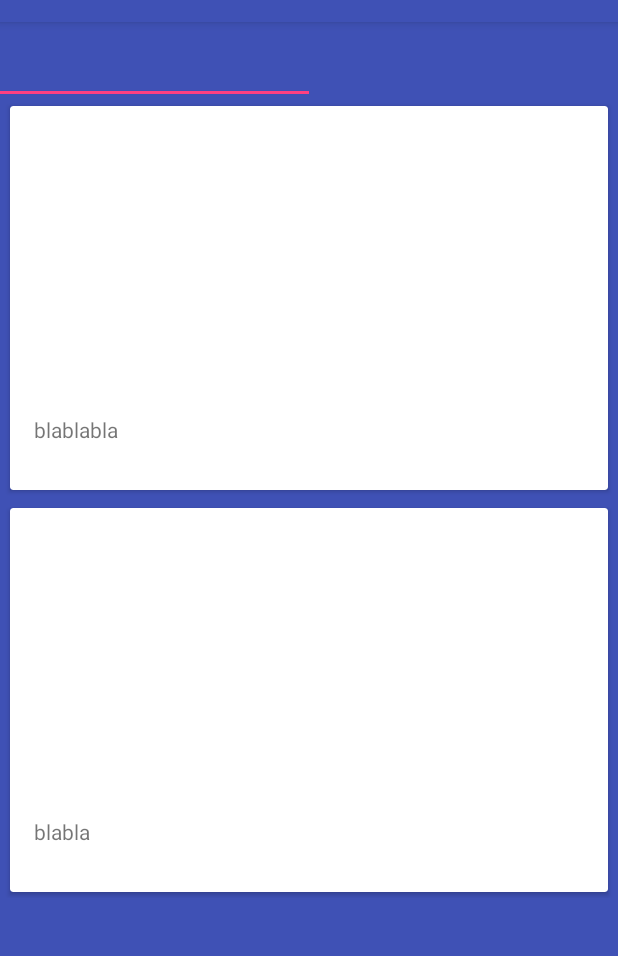
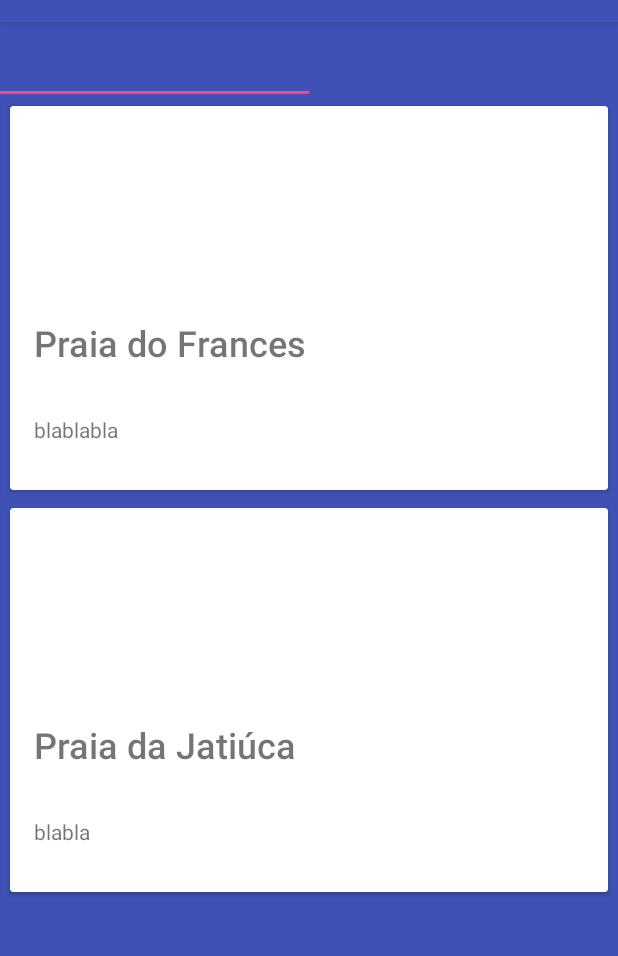
Before and after one commit to alvesleo/tour-guide-ABND, an Android app: the screen it shows after launch (MainActivity), on a phone screen of 412 x 824 dp, the part 62-1018 px from its top. Run offline under Robolectric (Android 15) with nearby library versions, the phone set to English and light mode, and no system bars.

Commit message:
list_item xml correction

```diff
--- a/app/src/main/res/layout/list_itens.xml
+++ b/app/src/main/res/layout/list_itens.xml
@@ -37,7 +37,6 @@
                     android:layout_marginBottom="16dp"
                     android:layout_marginLeft="16dp"
                     android:fontFamily="sans-serif-medium"
-                    android:textColor="#ffffff"
                     android:textSize="24sp" />
             </RelativeLayout>
 
```
